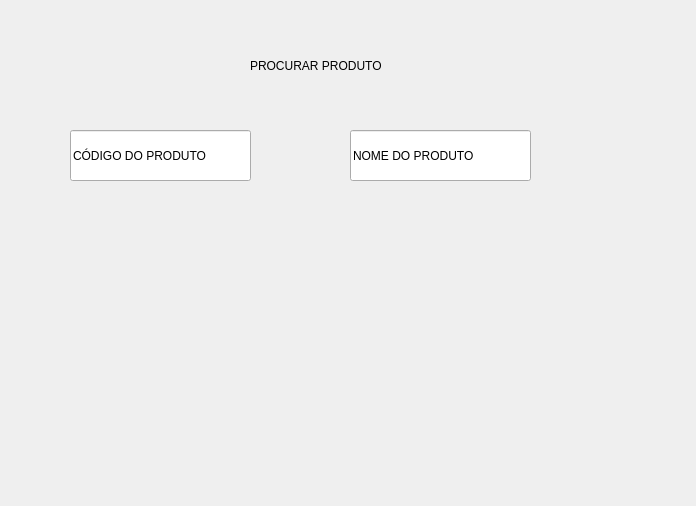
Above: PROCURA.ui from leohpmoreira/inventoryManagement before the change. Below: the same form after it.
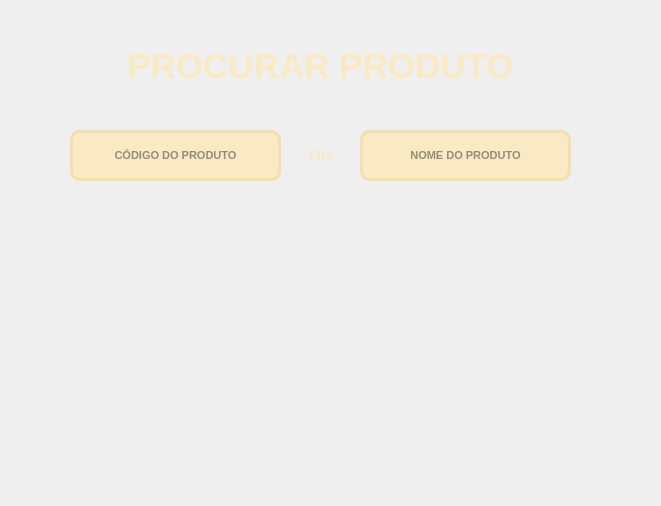
That is the form after the change.

Diff of the .ui file:
```diff
--- a/PROCURA.ui
+++ b/PROCURA.ui
@@ -6,52 +6,153 @@
    <rect>
     <x>0</x>
     <y>0</y>
-    <width>696</width>
+    <width>661</width>
     <height>506</height>
    </rect>
   </property>
   <property name="windowTitle">
    <string>Form</string>
   </property>
-  <widget class="QLineEdit" name="lineEdit">
-   <property name="geometry">
-    <rect>
-     <x>70</x>
-     <y>130</y>
-     <width>181</width>
-     <height>51</height>
-    </rect>
-   </property>
-   <property name="text">
-    <string>CÓDIGO DO PRODUTO</string>
-   </property>
-  </widget>
+  <property name="styleSheet">
+   <string notr="true">color:rgb(249, 234, 195);</string>
+  </property>
   <widget class="QLabel" name="label">
    <property name="geometry">
     <rect>
-     <x>250</x>
+     <x>70</x>
      <y>40</y>
-     <width>251</width>
+     <width>501</width>
      <height>51</height>
     </rect>
    </property>
+   <property name="font">
+    <font>
+     <family>Segoe UI</family>
+     <pointsize>26</pointsize>
+     <weight>75</weight>
+     <bold>true</bold>
+    </font>
+   </property>
+   <property name="styleSheet">
+    <string notr="true">color:rgb(249, 234, 195);</string>
+   </property>
    <property name="text">
     <string>PROCURAR PRODUTO</string>
    </property>
+   <property name="alignment">
+    <set>Qt::AlignCenter</set>
+   </property>
+  </widget>
+  <widget class="QLineEdit" name="lineEdit">
+   <property name="geometry">
+    <rect>
+     <x>70</x>
+     <y>130</y>
+     <width>211</width>
+     <height>51</height>
+    </rect>
+   </property>
+   <property name="font">
+    <font>
+     <family>Segoe UI</family>
+     <pointsize>8</pointsize>
+     <weight>75</weight>
+     <bold>true</bold>
+    </font>
+   </property>
+   <property name="styleSheet">
+    <string notr="true">QLineEdit {
+	border: 3px solid rgb(245, 222, 179);
+	border-radius: 10px;
+	padding: 15px;
+	background-color:rgb(249, 234, 195);
+	color: rgb(45, 45, 45);
+}
+QLineEdit:hover {
+	border: 3px solid rgb(55, 55, 55);
+}
+QLineEdit:focus {
+	border: 3px solid rgb(135, 206, 250);
+	color: rgb(45, 45, 45);
+}</string>
+   </property>
+   <property name="text">
+    <string/>
+   </property>
+   <property name="alignment">
+    <set>Qt::AlignCenter</set>
+   </property>
+   <property name="placeholderText">
+    <string>CÓDIGO DO PRODUTO</string>
+   </property>
   </widget>
   <widget class="QLineEdit" name="lineEdit_2">
    <property name="geometry">
     <rect>
-     <x>350</x>
+     <x>360</x>
      <y>130</y>
-     <width>181</width>
+     <width>211</width>
      <height>51</height>
     </rect>
    </property>
+   <property name="font">
+    <font>
+     <family>Segoe UI</family>
+     <pointsize>8</pointsize>
+     <weight>75</weight>
+     <bold>true</bold>
+    </font>
+   </property>
+   <property name="styleSheet">
+    <string notr="true">QLineEdit {
+	border: 3px solid rgb(245, 222, 179);
+	border-radius: 10px;
+	padding: 15px;
+	background-color:rgb(249, 234, 195);
+	color: rgb(45, 45, 45);
+}
+QLineEdit:hover {
+	border: 3px solid rgb(55, 55, 55);
+}
+QLineEdit:focus {
+	border: 3px solid rgb(135, 206, 250);
+	color: rgb(45, 45, 45);
+}</string>
+   </property>
    <property name="text">
+    <string/>
+   </property>
+   <property name="alignment">
+    <set>Qt::AlignCenter</set>
+   </property>
+   <property name="placeholderText">
     <string>NOME DO PRODUTO</string>
    </property>
   </widget>
+  <widget class="QLabel" name="label_2">
+   <property name="geometry">
+    <rect>
+     <x>290</x>
+     <y>130</y>
+     <width>61</width>
+     <height>51</height>
+    </rect>
+   </property>
+   <property name="font">
+    <font>
+     <family>Segoe UI</family>
+     <pointsize>12</pointsize>
+     <weight>75</weight>
+     <bold>true</bold>
+    </font>
+   </property>
+   <property name="text">
+    <string>OU</string>
+   </property>
+   <property name="alignment">
+    <set>Qt::AlignCenter</set>
+   </property>
+  </widget>
  </widget>
  <resources/>
  <connections/>
```
